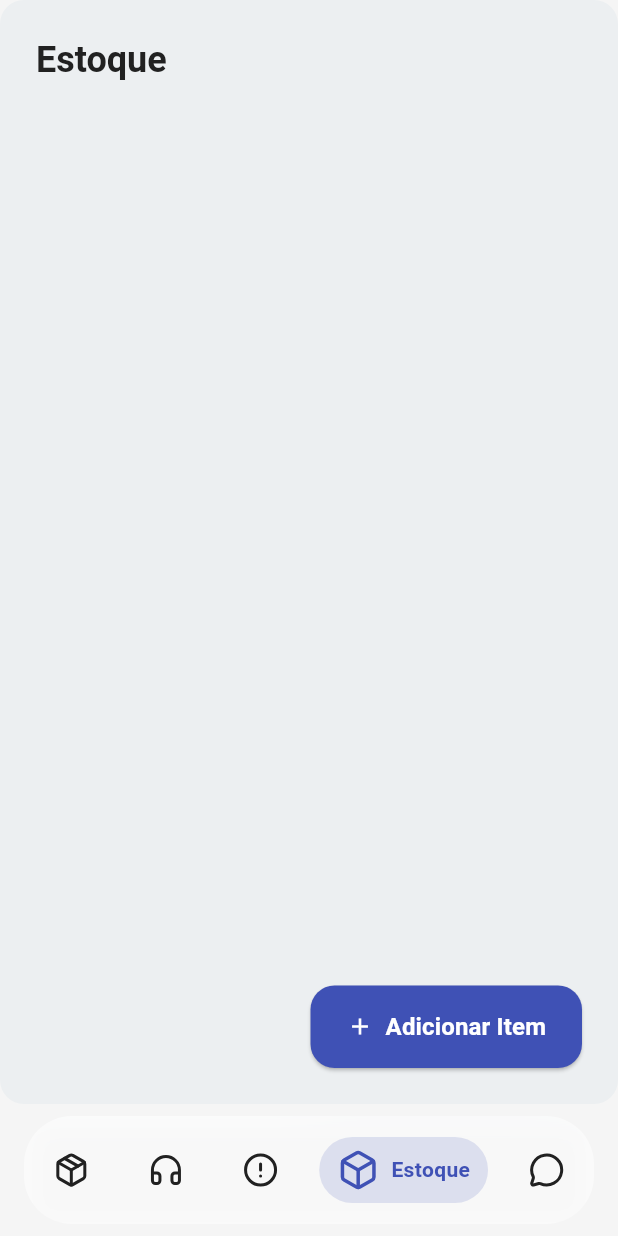
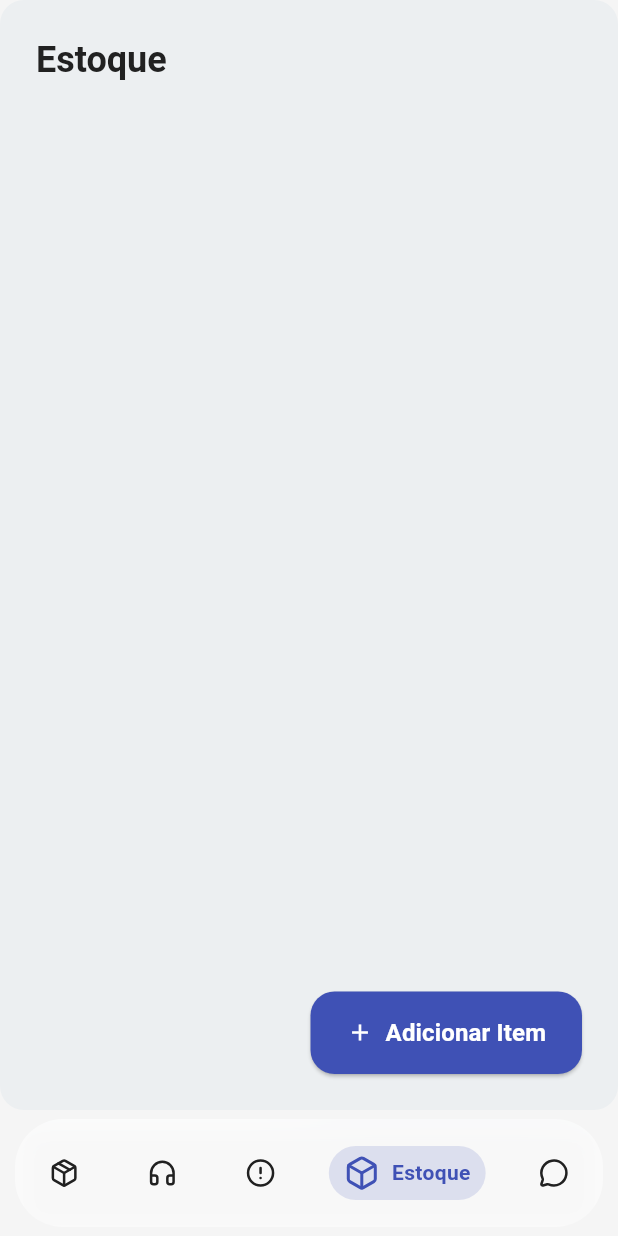
Before and after one commit to marandu-solutions/siga, a Flutter app: the screen it shows after launch, item 4 of the bottom bar chosen, on a phone screen of 412 x 824 dp. Run offline on Flutter 3.47's test engine with Material 3 defaults, Android fonts, the light colour scheme and no system bars; our stand-ins replace fl_chart, flutter_screenutil, lucide_icons, responsive_framework.

Commit message:
correção nav_bar adicionar tela de historico

```diff
--- a/lib/Pages/HomePage/Components/bottom_nav_bar.dart
+++ b/lib/Pages/HomePage/Components/bottom_nav_bar.dart
@@ -28,38 +28,23 @@ class BottomNavBar extends StatelessWidget {
 
   @override
   Widget build(BuildContext context) {
-    final theme = Theme.of(context);
-    final isDark = theme.brightness == Brightness.dark;
-    final width = MediaQuery.of(context).size.width;
+    final theme    = Theme.of(context);
+    final isDark   = theme.brightness == Brightness.dark;
+    final width    = MediaQuery.of(context).size.width;
     final isCompact = width < 350;
 
-    final horizontalPadding = isCompact ? 8.0 : 16.0;
-    final verticalPadding = isCompact ? 4.0 : 8.0;
-    final navHeight = isCompact ? 56.0 : 72.0;
+    final hPad = isCompact ? 6.0 : 10.0;
+    final vPad = isCompact ? 2.0 : 6.0;
+    final navH  = isCompact ? 56.0 : 72.0;
 
-    return Scaffold(
-      body: IndexedStack(
-        index: selectedIndex,
-        children: const [
-          PedidosPage(),
-          AtendimentoPage(),
-          AlertaPage(),
-          EstoquePage(),
-          FeedbacksPage(),
-        ],
-      ),
-      bottomNavigationBar: SafeArea(
-        child: Padding(
-          padding: EdgeInsets.symmetric(
-            horizontal: horizontalPadding,
-            vertical: verticalPadding,
-          ),
+    return Padding(
+      padding: EdgeInsets.symmetric(horizontal: hPad, vertical: vPad),
       child: ClipRRect(
         borderRadius: BorderRadius.circular(32),
         child: BackdropFilter(
           filter: ImageFilter.blur(sigmaX: 20, sigmaY: 20),
           child: Container(
-                height: navHeight,
+            height: navH,
             decoration: BoxDecoration(
               color: isDark
                   ? Colors.black.withOpacity(0.6)
@@ -75,7 +60,7 @@ class BottomNavBar extends StatelessWidget {
             child: Row(
               mainAxisAlignment: MainAxisAlignment.spaceAround,
               children: List.generate(_navItems.length, (index) {
-                    final item = _navItems[index];
+                final item     = _navItems[index];
                 final selected = index == selectedIndex;
                 return _NavButton(
                   icon: item.icon,
@@ -85,8 +70,6 @@ class BottomNavBar extends StatelessWidget {
                   onTap: () => onItemSelected(index),
                 );
               }),
-                ),
-              ),
             ),
           ),
         ),
@@ -114,10 +97,10 @@ class _NavButton extends StatelessWidget {
   @override
   Widget build(BuildContext context) {
     final theme = Theme.of(context);
-    final baseSize = isCompact ? 20.0 : 24.0;
-    final selSize = isCompact ? 24.0 : 28.0;
-    final horizPad = isCompact ? 8.0 : 12.0;
-    final vertPad = isCompact ? 4.0 : 8.0;
+    final baseSize = isCompact ? 16.0 : 20.0;
+    final selSize = isCompact ? 20.0 : 24.0;
+    final horizPad = isCompact ? 6.0 : 10.0;
+    final vertPad = isCompact ? 2.0 : 6.0;
 
     return Material(
       color: Colors.transparent,
```
Also changed, not shown: lib/Model/pedidos_model.dart (+30 -0 lines), lib/Pages/AlertaPage/Components/historico_page.dart (added, +63 -0 lines), lib/Pages/AlertaPage/alerta_page.dart (+111 -56 lines). Lines whose indentation alone changed are shown as unchanged.
